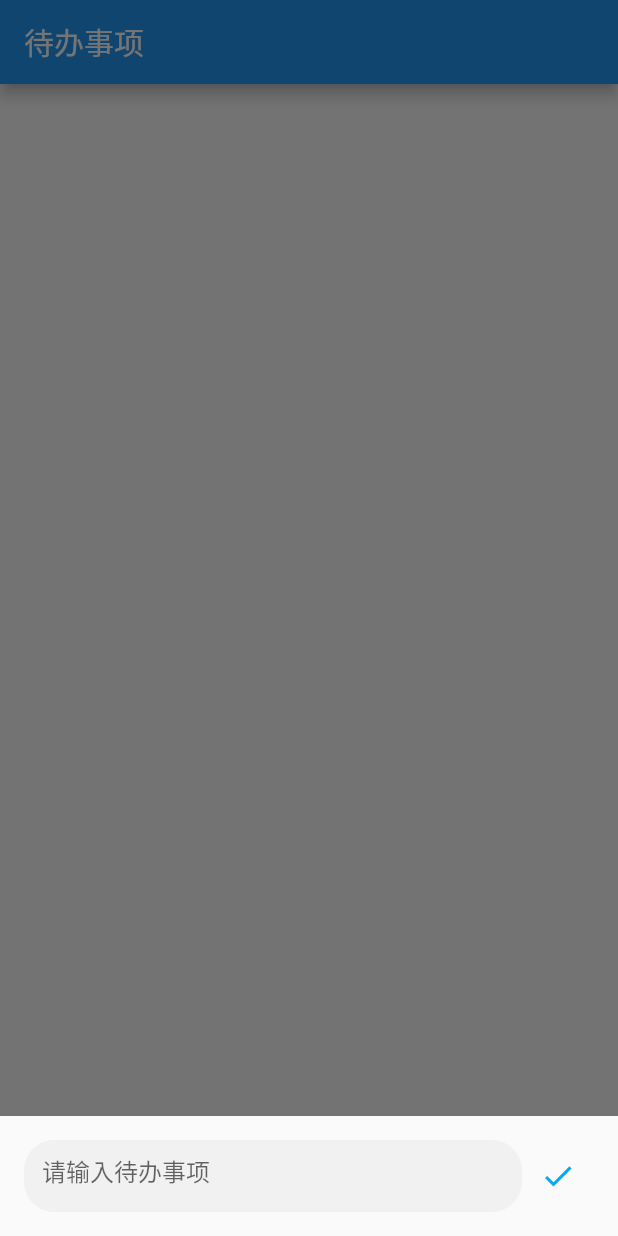
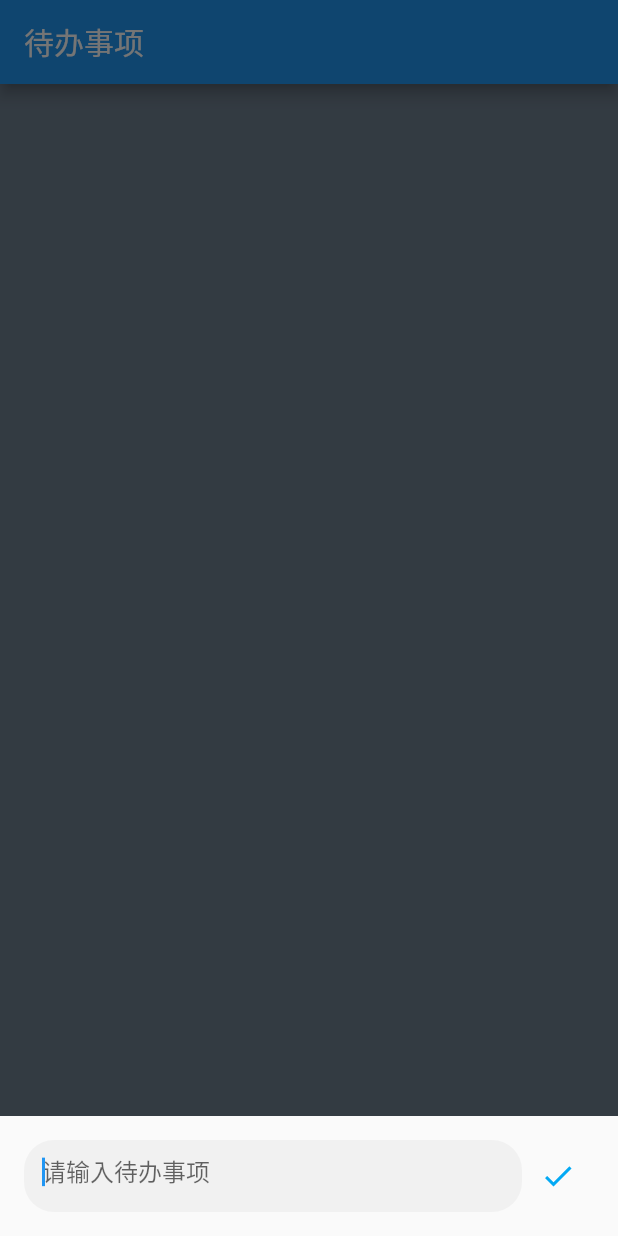
Before and after one commit to pye52/f_todo, a Flutter app: the screen it shows after launch, after a tap on the "add" icon, on a phone screen of 412 x 824 dp. Run offline on Flutter 3.47's test engine with Material 2 defaults, Android fonts, the phone set to English and light mode, and no system bars; our stand-ins replace flutter_datetime_picker, logger; missing offline and left inert: sqfentity, sqfentity_gen; statements that could not run were skipped.

Commit message:
开发中...

```diff
--- /dev/null
+++ b/lib/model/list_model.dart
@@ -0,0 +1,37 @@
+import 'package:flutter/widgets.dart';
+
+class ListModel<E> {
+  ListModel({
+    @required this.listKey,
+    @required this.removedItemBuilder,
+    Iterable<E> initialItems,
+  })  : assert(listKey != null),
+        assert(removedItemBuilder != null),
+        _items = new List<E>.from(initialItems ?? <E>[]);
+
+  final GlobalKey<AnimatedListState> listKey;
+  final dynamic removedItemBuilder;
+  final List<E> _items;
+
+  AnimatedListState get _animatedList => listKey.currentState;
+
+  void insert(int index, E item) {
+    _items.insert(index, item);
+    _animatedList.insertItem(index);
+  }
+
+  E removeAt(int index) {
+    final E removedItem = _items.removeAt(index);
+    if (removedItem != null) {
+      _animatedList.removeItem(index,
+          (BuildContext context, Animation<double> animation) {
+        return removedItemBuilder(removedItem, context, animation);
+      });
+    }
+    return removedItem;
+  }
+
+  int get length => _items.length;
+  E operator [](int index) => _items[index];
+  int indexOf(E item) => _items.indexOf(item);
+}
--- a/lib/module/home_page.dart
+++ b/lib/module/home_page.dart
@@ -1,16 +1,60 @@
+import 'package:f_todo/model/list_model.dart';
+import 'package:f_todo/model/model.dart';
+import 'package:f_todo/todo.dart';
 import 'package:f_todo/widget/todo_add.dart';
-import 'package:f_todo/widget/todo_list.dart';
+import 'package:f_todo/widget/todo_item.dart';
 import 'package:flutter/material.dart';
 import 'package:flutter/widgets.dart';
 
-class HomePage extends StatelessWidget {
+class HomePage extends StatefulWidget {
+  @override
+  State createState() => HomePageState();
+}
+
+class HomePageState extends State<HomePage> {
+  final GlobalKey<AnimatedListState> _listKey =
+      new GlobalKey<AnimatedListState>();
+  ListModel<Todo> _list;
+
   @override
   Widget build(BuildContext context) {
     return Scaffold(
       appBar: AppBar(
         title: Text("待办事项"),
       ),
-      body: TodoList(),
+      backgroundColor: Color(0xFF708090),
+      body: FutureBuilder<List<Todo>>(
+        future: Future(() => Todo()
+            .select(getIsDeleted: false)
+            // .completed
+            // .equals(false)
+            .orderByDesc(TodoFields.id.fieldName)
+            .toList()),
+        builder: (context, snapshot) {
+          if (snapshot.connectionState != ConnectionState.done) {
+            return Container();
+          }
+          _list = new ListModel(
+            listKey: _listKey,
+            initialItems: snapshot.data,
+            removedItemBuilder: (index, item, animation) => TodoItem(
+              index: index,
+              item: item,
+              animation: animation,
+            ),
+          );
+          return AnimatedList(
+            key: _listKey,
+            padding: const EdgeInsets.all(0),
+            initialItemCount: _list.length,
+            itemBuilder: (context, index, animation) => TodoItem(
+              index: index,
+              item: _list[index],
+              animation: animation,
+            ),
+          );
+        },
+      ),
       floatingActionButton: FloatingActionButton(
         child: Icon(Icons.add),
         onPressed: () {
@@ -20,8 +64,8 @@ class HomePage extends StatelessWidget {
     );
   }
 
-  void _showBottomSheet(context) {
-    showModalBottomSheet(
+  void _showBottomSheet(BuildContext context) async {
+    var item = await showModalBottomSheet<Todo>(
       context: context,
       isScrollControlled: true,
       builder: (context) => SingleChildScrollView(
@@ -33,5 +77,9 @@ class HomePage extends StatelessWidget {
         ),
       ),
     );
+    Log.debug("添加结果: $item");
+    if (item != null) {
+      _list.insert(0, item);
+    }
   }
 }
--- a/lib/widget/todo_list.dart
+++ /dev/null
@@ -1,93 +0,0 @@
-import 'package:f_todo/model/model.dart';
-import 'package:f_todo/todo.dart';
-import 'package:flutter/material.dart';
-import 'package:flutter/widgets.dart';
-
-class TodoList extends StatefulWidget {
-  @override
-  State createState() => TodoListState();
-}
-
-class TodoListState extends State<TodoList> {
-  @override
-  Widget build(BuildContext context) {
-    return FutureBuilder<List<Todo>>(
-      future: Future(() async {
-        return await Todo()
-            .select(getIsDeleted: false)
-            // .completed
-            // .equals(false)
-            .toList();
-      }),
-      builder: (context, snapshot) {
-        if (snapshot.connectionState != ConnectionState.done) {
-          return Container();
-        }
-        var list = snapshot.data;
-        Log.debug("待办事项列表数量: ${list.length}");
-        return ListView.separated(
-          padding: const EdgeInsets.symmetric(vertical: 8),
-          itemBuilder: (context, index) => TodoItem(list[index]),
-          separatorBuilder: (context, index) => SizedBox(height: 8),
-          itemCount: list.length,
-        );
-      },
-    );
-  }
-}
-
-class TodoItem extends StatefulWidget {
-  final Todo item;
-  TodoItem(this.item);
-  @override
-  State createState() => TodoItemState();
-}
-
-class TodoItemState extends State<TodoItem> {
-  @override
-  Widget build(BuildContext context) {
-    var item = widget.item;
-    return Container(
-      height: 50,
-      alignment: Alignment.centerLeft,
-      padding: const EdgeInsets.symmetric(horizontal: 16),
-      child: TextButton(
-        style: ButtonStyle(
-          foregroundColor: MaterialStateProperty.all(
-            item.completed ? Colors.grey : Colors.black,
-          ),
-          backgroundColor: MaterialStateProperty.all(
-            item.completed ? Colors.black26 : Colors.white,
-          ),
-        ),
-        onPressed: () {
-          _onItemClicked(item, completed: !item.completed);
-        },
-        child: Row(
-          children: [
-            Checkbox(
-                value: item.completed,
-                onChanged: (value) async {
-                  _onItemClicked(item, completed: value);
-                }),
-            Text(
-              item.content,
-              style: TextStyle(
-                decoration: item.completed
-                    ? TextDecoration.lineThrough
-                    : TextDecoration.none,
-              ),
-            ),
-          ],
-        ),
-      ),
-    );
-  }
-
-  void _onItemClicked(item, {completed = true}) async {
-    Log.debug("待办事项id: ${item.id}, '${item.content}', 状态变更: $completed");
-    item.completed = completed;
-    await item.save();
-    setStateSafely(() {});
-  }
-}
--- a/pubspec.yaml
+++ b/pubspec.yaml
@@ -30,7 +30,7 @@ dependencies:
   cupertino_icons: ^1.0.0
   intl: ^0.16.1
   flutter_datetime_picker: ^1.4.0
-  bloc: ^6.1.0
+  provider: ^4.3.2+2
   # 数据库
   sqflite: ^1.3.2+1
   sqfentity: ^1.4.0+3
```
Also changed, not shown: lib/widget/todo_add.dart (+6 -3 lines), lib/widget/todo_item.dart (added, +76 -0 lines).
